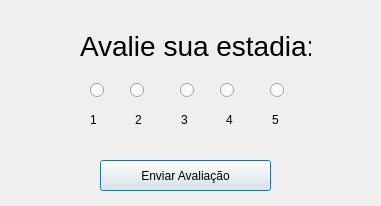
The window that clientes/telaavaliacao.ui (ViniiGabriel/hotelQT) describes before a commit, drawn with Qt 5.
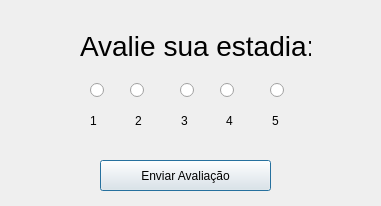
The same window after the commit.

Diff of the .ui file:
```diff
--- a/clientes/telaavaliacao.ui
+++ b/clientes/telaavaliacao.ui
@@ -50,7 +50,7 @@
      <x>90</x>
      <y>110</y>
      <width>221</width>
-     <height>20</height>
+     <height>22</height>
     </rect>
    </property>
    <layout class="QHBoxLayout" name="horizontalLayout_2">
```
Left out of the diff: 2 changed lines with no effect on the pictures.
